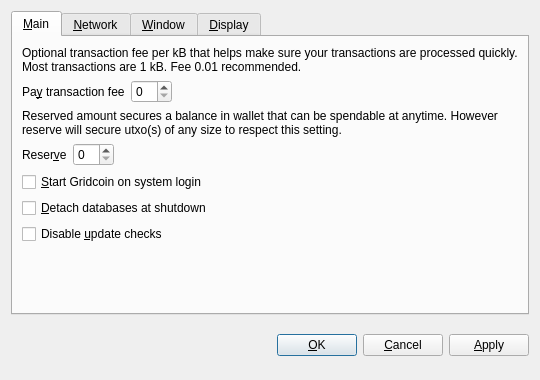
The window that src/qt/forms/optionsdialog.ui (gridcoin-community/Gridcoin-Research) describes before a commit, drawn with Qt 5.
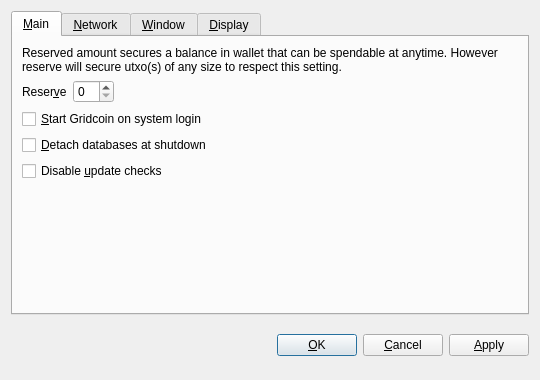
The same window after the commit. Custom widgets are drawn as their Qt base class.

Commit message: Remove transaction fee setting from GUI

Patch:
```diff
--- a/src/qt/forms/optionsdialog.ui
+++ b/src/qt/forms/optionsdialog.ui
@@ -30,52 +30,6 @@
        <string>&amp;Main</string>
       </attribute>
       <layout class="QVBoxLayout" name="verticalLayout_Main">
-       <item>
-        <widget class="QLabel" name="transactionFeeInfoLabel">
-         <property name="text">
-          <string>Optional transaction fee per kB that helps make sure your transactions are processed quickly. Most transactions are 1 kB. Fee 0.01 recommended.</string>
-         </property>
-         <property name="textFormat">
-          <enum>Qt::PlainText</enum>
-         </property>
-         <property name="wordWrap">
-          <bool>true</bool>
-         </property>
-        </widget>
-       </item>
-       <item>
-        <layout class="QHBoxLayout" name="horizontalLayoutFee">
-         <item>
-          <widget class="QLabel" name="transactionFeeLabel">
-           <property name="text">
-            <string>Pa&amp;y transaction fee</string>
-           </property>
-           <property name="textFormat">
-            <enum>Qt::PlainText</enum>
-           </property>
-           <property name="buddy">
-            <cstring>transactionFee</cstring>
-           </property>
-          </widget>
-         </item>
-         <item>
-          <widget class="BitcoinAmountField" name="transactionFee"/>
-         </item>
-         <item>
-          <spacer name="horizontalSpacerFee">
-           <property name="orientation">
-            <enum>Qt::Horizontal</enum>
-           </property>
-           <property name="sizeHint" stdset="0">
-            <size>
-             <width>40</width>
-             <height>20</height>
-            </size>
-           </property>
-          </spacer>
-         </item>
-        </layout>
-       </item>
        <item>
         <widget class="QLabel" name="reserveBalanceInfoLabel">
          <property name="text">
```
The commit also changes 4 other files.
